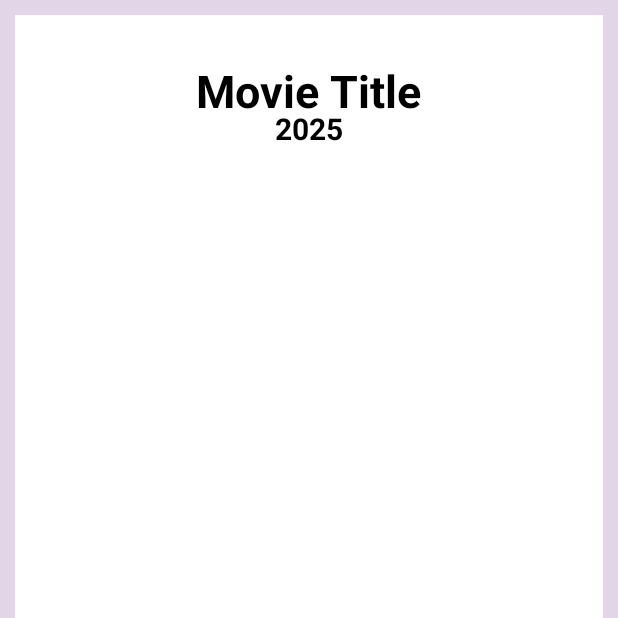
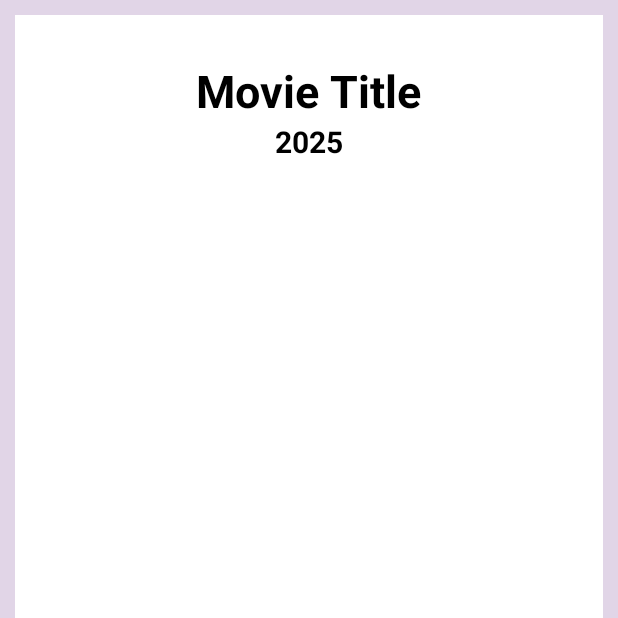
Before and after one commit to darrylssi/quickfire, an Android app: the fragment PlayFragment shown on its own in the app's theme, on a phone screen of 412 x 824 dp, the top half of it. Run offline under Robolectric (Android 15) with nearby library versions, the phone set to English and light mode, and no system bars; our stand-ins replace Picasso, Room's generated code.

Commit message:
Put year below title to avoid overlap when title is long

```diff
--- a/Quickfire/app/src/main/res/layout/fragment_play.xml
+++ b/Quickfire/app/src/main/res/layout/fragment_play.xml
@@ -56,22 +56,22 @@
                     android:layout_centerHorizontal="true"
                     android:layout_marginTop="20dp"
                     android:text="Movie Title"
+                    android:textAlignment="center"
+                    android:textColor="@color/black"
                     android:textSize="30sp"
-                    android:textStyle="bold"
-                    android:textColor="@color/black"/>
+                    android:textStyle="bold" />
+
 
                 <TextView
                     android:id="@+id/yearText"
                     android:layout_width="wrap_content"
                     android:layout_height="wrap_content"
-                    android:layout_alignParentTop="true"
+                    android:layout_below="@id/titleText"
                     android:layout_centerHorizontal="true"
-                    android:layout_marginTop="52sp"
                     android:text="2025"
+                    android:textColor="@color/black"
                     android:textSize="20sp"
-                    android:textStyle="bold"
-                    android:textColor="@color/black"/>
-
+                    android:textStyle="bold" />
 
                 <RatingBar
                     android:id="@+id/ratingBar"
@@ -81,8 +81,8 @@
                     android:layout_alignParentBottom="true"
                     android:layout_centerHorizontal="true"
                     android:layout_marginBottom="70sp"
-                    android:textStyle="bold"
-                    android:textColor="@color/black"/>
+                    android:textColor="@color/black"
+                    android:textStyle="bold" />
 
                 <TextView
                     android:id="@+id/typeText"
@@ -92,9 +92,9 @@
                     android:layout_centerHorizontal="true"
                     android:layout_marginBottom="50sp"
                     android:text="Type"
+                    android:textColor="@color/black"
                     android:textSize="15sp"
-                    android:textStyle="bold"
-                    android:textColor="@color/black"/>
+                    android:textStyle="bold" />
 
             </RelativeLayout>
         </androidx.constraintlayout.widget.ConstraintLayout>
```
